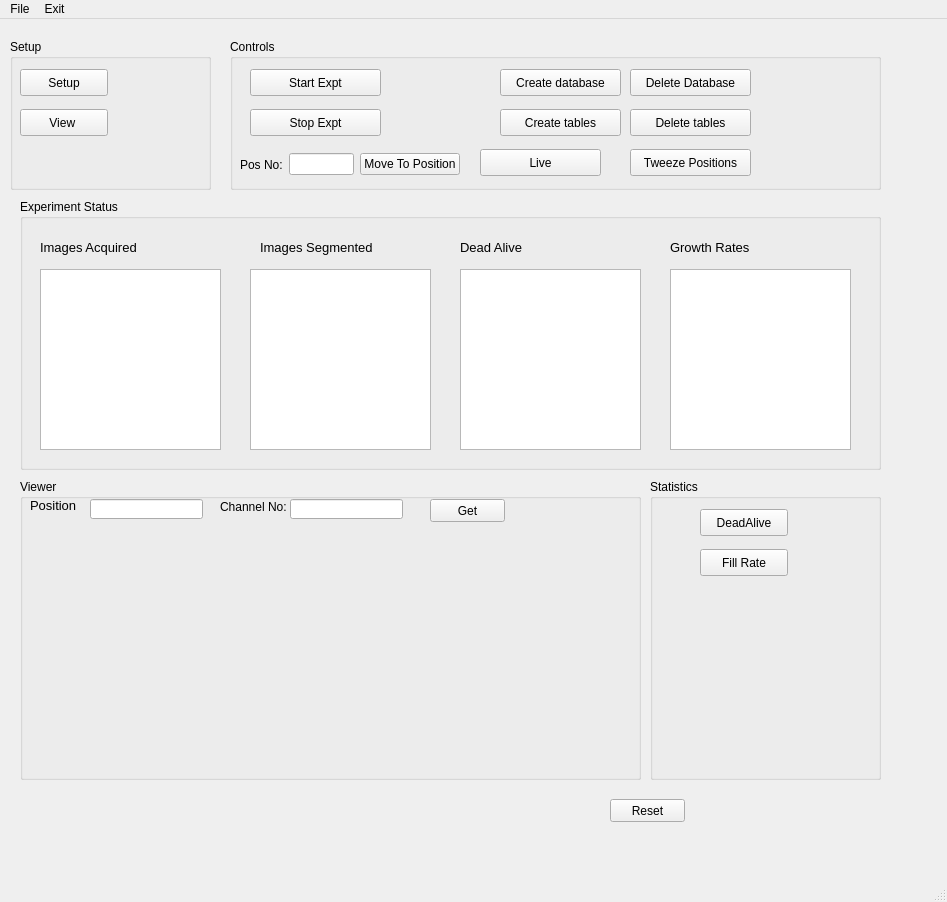
Old version of the form narsil/liverun/ui/mainWindow.ui in the repository karempudi/narsil.
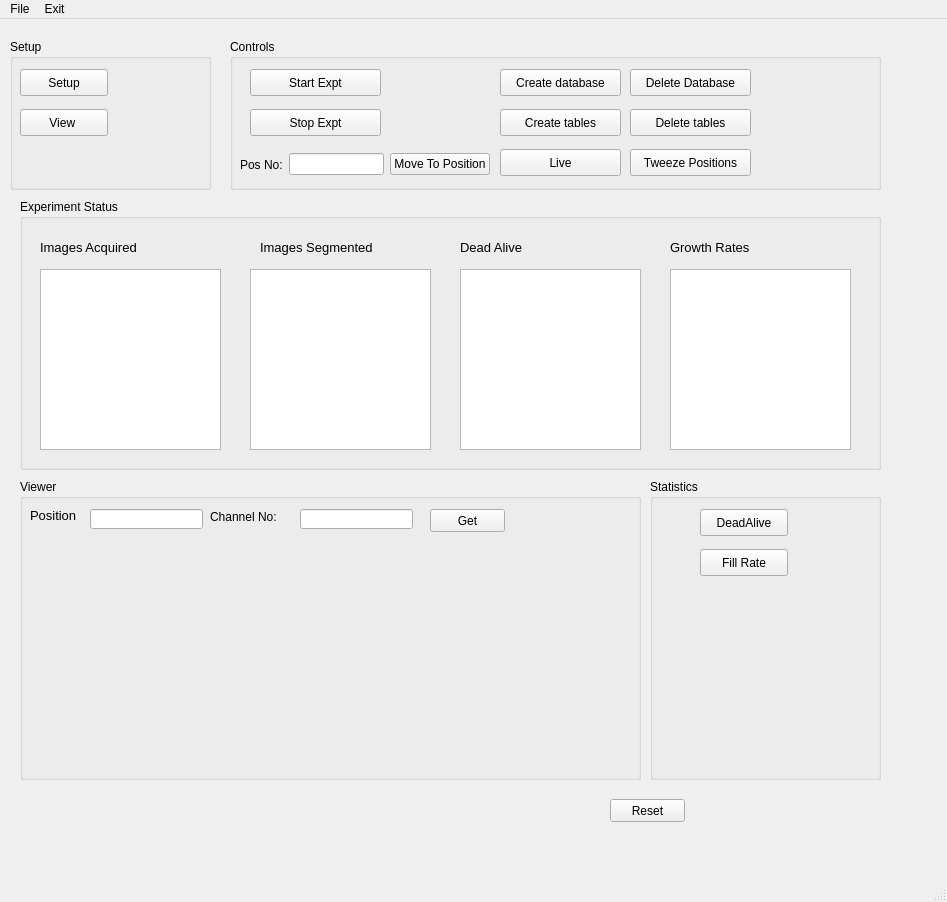
New version of the form. Custom widgets are drawn as their Qt base class.

```diff
--- a/narsil/liverun/ui/mainWindow.ui
+++ b/narsil/liverun/ui/mainWindow.ui
@@ -69,7 +69,7 @@
      <property name="geometry">
       <rect>
        <x>10</x>
-       <y>20</y>
+       <y>30</y>
        <width>47</width>
        <height>13</height>
       </rect>
@@ -87,7 +87,7 @@
      <property name="geometry">
       <rect>
        <x>70</x>
-       <y>20</y>
+       <y>30</y>
        <width>113</width>
        <height>20</height>
       </rect>
@@ -96,9 +96,9 @@
     <widget class="QLabel" name="viewerChannelLabel">
      <property name="geometry">
       <rect>
-       <x>200</x>
-       <y>20</y>
-       <width>71</width>
+       <x>190</x>
+       <y>30</y>
+       <width>91</width>
        <height>16</height>
       </rect>
      </property>
@@ -109,8 +109,8 @@
     <widget class="QLineEdit" name="viewerChannelNo">
      <property name="geometry">
       <rect>
-       <x>270</x>
-       <y>20</y>
+       <x>280</x>
+       <y>30</y>
        <width>113</width>
        <height>20</height>
       </rect>
@@ -120,7 +120,7 @@
      <property name="geometry">
       <rect>
        <x>410</x>
-       <y>20</y>
+       <y>30</y>
        <width>75</width>
        <height>23</height>
       </rect>
@@ -387,7 +387,7 @@
       <rect>
        <x>10</x>
        <y>110</y>
-       <width>220</width>
+       <width>250</width>
        <height>31</height>
       </rect>
      </property>
@@ -414,7 +414,7 @@
     <widget class="QPushButton" name="liveButton">
      <property name="geometry">
       <rect>
-       <x>250</x>
+       <x>270</x>
        <y>110</y>
        <width>121</width>
        <height>27</height>
```
Left out of the diff: 2 changed lines with no effect on the pictures.
